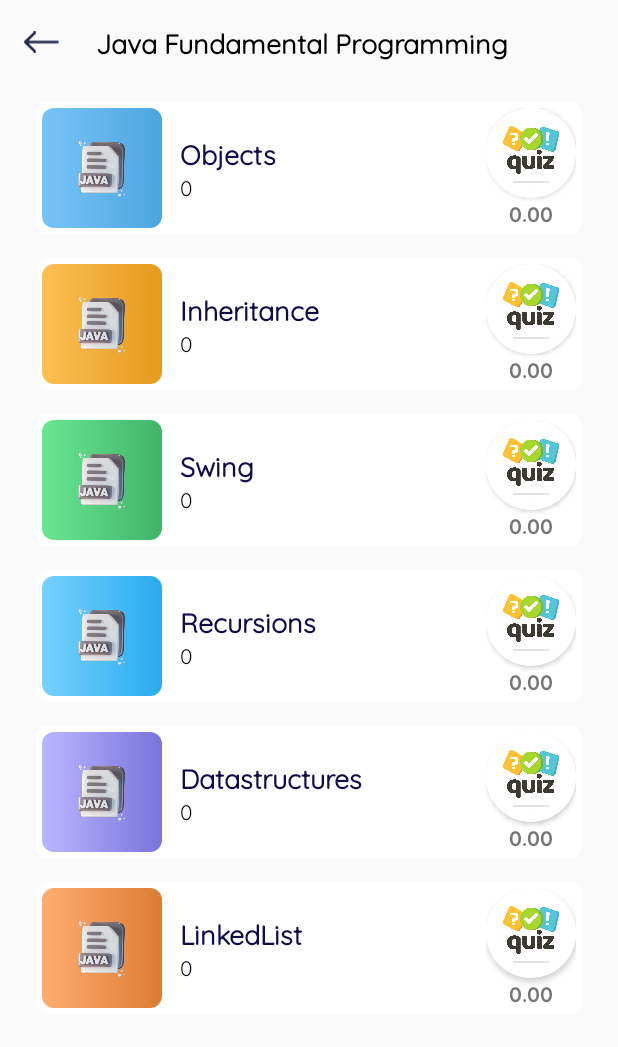
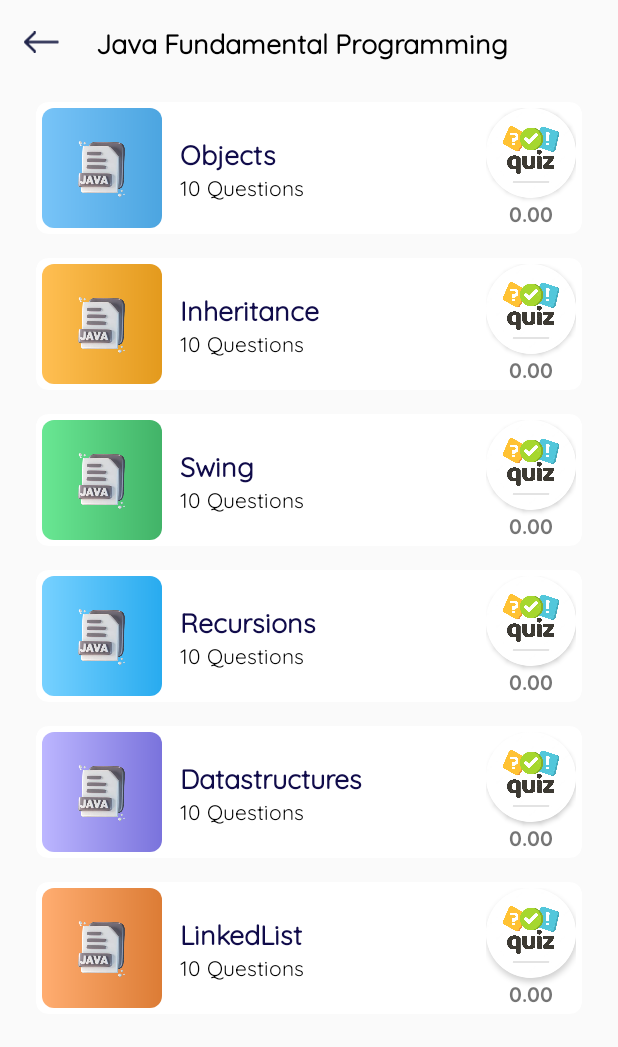
Before and after one commit to enpro95L/miu-exam-prep, an Android app: the MainActivity screen opened directly, with no data from a screen before it, after a tap on "Java Fundamental Programming", on a phone screen of 412 x 824 dp. Shown: the top 1047 px of the screen. Run offline under Robolectric (Android 15) with nearby library versions, the phone set to English and light mode, and no system bars; our stand-ins replace Room's generated code; Roboto replaces fonts that are not available here.

Commit message:
Revert "Few more questions set added"

```diff
--- a/app/src/main/java/com/powersoft/miuexamprep/adapters/LessonAdapter.kt
+++ b/app/src/main/java/com/powersoft/miuexamprep/adapters/LessonAdapter.kt
@@ -9,9 +9,6 @@ import com.powersoft.miuexamprep.model.Course
 import com.powersoft.miuexamprep.model.Lesson
 import com.powersoft.miuexamprep.ui.activities.QuizActivity
 import com.powersoft.miuexamprep.utils.BackgroundShades
-import java.text.SimpleDateFormat
-import java.util.Calendar
-import java.util.Date
 
 class LessonAdapter(val course: Course) : RecyclerView.Adapter<LessonAdapter.LessonViewHolder>() {
     var lessons: List<Lesson> = listOf()
@@ -21,7 +18,7 @@ class LessonAdapter(val course: Course) : RecyclerView.Adapter<LessonAdapter.Les
         RecyclerView.ViewHolder(binding.root) {
         fun bind(lesson: Lesson) {
             binding.tvLessonName.text = lesson.name
-            binding.tvLessonQuestionNum.text = lesson.activitiesCount.toString()
+            binding.tvLessonQuestionNum.text = String.format("%d Questions", lesson.totalQuestion)
             binding.tvLessonCompletion.text = String.format("%.2f", lesson.percentageComplete)
             binding.imgLesson.setImageResource(course.icon)
             binding.imgLesson.setBackgroundResource(bg[position % bg.size])
--- a/app/src/main/java/com/powersoft/miuexamprep/db/daos/LessonDao.kt
+++ b/app/src/main/java/com/powersoft/miuexamprep/db/daos/LessonDao.kt
@@ -12,7 +12,7 @@ interface LessonDao {
     @Query("SELECT COUNT(*) FROM LESSON")
     suspend fun allLessonsCount(): Int
 
-    @Query("select *, (select count(*) from mcq where course_id = :courseId and lesson_id = id) as activities_count from lesson where course_id = :courseId")
+    @Query("select * from lesson where course_id = :courseId")
     suspend fun getCourseLessons(courseId: Int): List<Lesson>
 
     @Query("DELETE FROM LESSON")
--- a/app/src/main/java/com/powersoft/miuexamprep/db/seeders/LessonSeeder.kt
+++ b/app/src/main/java/com/powersoft/miuexamprep/db/seeders/LessonSeeder.kt
@@ -5,18 +5,19 @@ import com.powersoft.miuexamprep.model.Lesson
 object LessonSeeder {
     operator fun invoke(): List<Lesson>{
         return listOf(
-            Lesson(1, "Kotlin Fundamentals", 1),
-            Lesson(2, "Creating First App", 1),
-            Lesson(3,"Activity Lifecycle", 1),
-            Lesson(4,"Activities Intents", 1),
-            Lesson(5,"User Inputs Controls", 1),
+            Lesson(1, "Introduction", 10, 1),
+            Lesson(2, "Kotlin Fundamentals", 10, 1),
+            Lesson(3, "Creating First App", 10, 1),
+            Lesson(4,"Activity Lifecycle", 10, 1),
+            Lesson(5,"Activities Intents", 10, 1),
+            Lesson(6,"User Inputs Controls", 10, 1),
 
-            Lesson(6, "Objects", 2),
-            Lesson(7, "Inheritance", 2),
-            Lesson(8, "Swing", 2),
-            Lesson(9,"Recursions", 2),
-            Lesson(10,"Datastructures", 2),
-            Lesson(11,"LinkedList", 2)
+            Lesson(7, "Objects", 10, 2),
+            Lesson(8, "Inheritance", 10, 2),
+            Lesson(9, "Swing", 10, 2),
+            Lesson(10,"Recursions", 10, 2),
+            Lesson(11,"Datastructures", 10, 2),
+            Lesson(12,"LinkedList", 10, 2)
         )
     }
 }
--- a/app/src/main/java/com/powersoft/miuexamprep/model/Lesson.kt
+++ b/app/src/main/java/com/powersoft/miuexamprep/model/Lesson.kt
@@ -9,7 +9,7 @@ import java.io.Serializable
 data class Lesson(
     @PrimaryKey val id: Int,
     @ColumnInfo(name = "name") var name: String,
+    @ColumnInfo(name = "total_question") var totalQuestion: Int,
     @ColumnInfo(name = "course_id") var courseId: Int,
-    var activitiesCount: Int = 0,
     @ColumnInfo(name = "percentage_complete") var percentageComplete: Float = 0.0f
 ) : Serializable
```
Also changed, not shown: app/src/main/java/com/powersoft/miuexamprep/db/seeders/AndroidQuestions.kt (+10 -35 lines), app/src/main/java/com/powersoft/miuexamprep/db/seeders/MCQSeeder.kt (+13 -13 lines).
